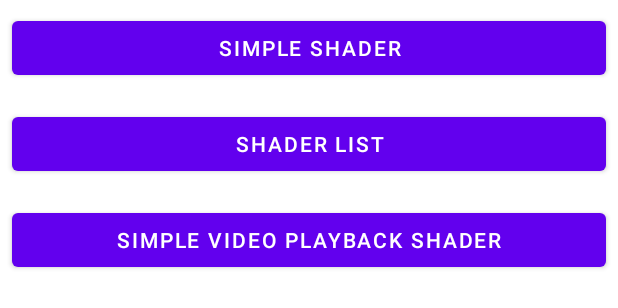
After one commit to appspell/ShaderView, an Android app: the layout activity_menu.xml on its own in the app's theme, with its tools: preview values and no code run, on a phone screen of 412 x 824 dp. The commit adds this screen. Shown: the top 308 px of the screen. Run offline under Robolectric (Android 15) with nearby library versions, the phone set to English and light mode, and no system bars.

Commit message:
Menu activity

```diff
--- a/demo/src/main/java/com/appspell/shaderview/SimpleShaderActivity.kt
+++ b/demo/src/main/java/com/appspell/shaderview/SimpleShaderActivity.kt
@@ -13,7 +13,6 @@ class SimpleShaderActivity : AppCompatActivity() {
         setContentView(binding.root)
 
         binding.shaderView.apply {
-            updateContinuously = true // disable redraw every frame, draw it only if needed
             fragmentShaderRawResId = R.raw.color_frag // fragment shader file
 
             shaderParams = ShaderParams.Builder()
--- a/demo/src/main/java/com/appspell/shaderview/VideoActivity.kt
+++ b/demo/src/main/java/com/appspell/shaderview/VideoActivity.kt
@@ -14,7 +14,6 @@ import com.google.android.exoplayer2.upstream.DefaultDataSourceFactory
 import com.google.android.exoplayer2.upstream.RawResourceDataSource
 import com.google.android.exoplayer2.util.Util
 
-
 class VideoActivity : AppCompatActivity() {
     lateinit var binding: ActivityVideoBinding
 
@@ -24,7 +23,7 @@ class VideoActivity : AppCompatActivity() {
         setContentView(binding.root)
 
         binding.shaderView.apply {
-            updateContinuously = true // update the view each frame
+            updateContinuously = true // update the view each frame (do not forget set it "true")
             fragmentShaderRawResId = R.raw.video_shader // fragment shader for video frame processing
             shaderParams = ShaderParams.Builder()
                 .addTextureOES("uVideoTexture") // video texture input/output
--- /dev/null
+++ b/demo/src/main/res/layout/activity_menu.xml
@@ -0,0 +1,30 @@
+<?xml version="1.0" encoding="utf-8"?>
+<LinearLayout xmlns:android="http://schemas.android.com/apk/res/android"
+    xmlns:app="http://schemas.android.com/apk/res-auto"
+    xmlns:tools="http://schemas.android.com/tools"
+    android:layout_width="match_parent"
+    android:layout_height="match_parent"
+    android:orientation="vertical"
+    tools:context=".MenuActivity">
+
+    <Button
+        android:id="@+id/simpleShader"
+        android:layout_width="match_parent"
+        android:layout_margin="@dimen/marging"
+        android:layout_height="wrap_content"
+        android:text="@string/button_simple_shader"/>
+
+    <Button
+        android:id="@+id/shaderList"
+        android:layout_width="match_parent"
+        android:layout_margin="@dimen/marging"
+        android:layout_height="wrap_content"
+        android:text="@string/button_shader_list"/>
+
+    <Button
+        android:id="@+id/simpleVideo"
+        android:layout_width="match_parent"
+        android:layout_margin="@dimen/marging"
+        android:layout_height="wrap_content"
+        android:text="@string/button_simple_video_playback_shader"/>
+</LinearLayout>
--- a/demo/src/main/res/layout/activity_video.xml
+++ b/demo/src/main/res/layout/activity_video.xml
@@ -10,6 +10,7 @@
         android:id="@+id/shaderView"
         android:layout_width="200dp"
         android:layout_height="200dp"
+        app:layout_constraintBottom_toBottomOf="parent"
         app:layout_constraintEnd_toEndOf="parent"
         app:layout_constraintStart_toStartOf="parent"
         app:layout_constraintTop_toTopOf="parent" />
--- /dev/null
+++ b/demo/src/main/res/values/dimens.xml
@@ -0,0 +1,4 @@
+<?xml version="1.0" encoding="utf-8"?>
+<resources>
+    <dimen name="marging">8dp</dimen>
+</resources>
--- a/demo/src/main/res/values/strings.xml
+++ b/demo/src/main/res/values/strings.xml
@@ -1,3 +1,6 @@
 <resources>
     <string name="app_name">ShaderView</string>
+    <string name="button_shader_list">shader list</string>
+    <string name="button_simple_shader">simple shader</string>
+    <string name="button_simple_video_playback_shader">simple video playback shader</string>
 </resources>
```
Also changed, not shown: demo/src/main/AndroidManifest.xml (+6 -6 lines), demo/src/main/java/com/appspell/shaderview/MenuActivity.kt (added, +20 -0 lines), demo/src/main/java/com/appspell/shaderview/ShaderListActivity.kt (renamed from demo/src/main/java/com/appspell/shaderview/MainActivity.kt, +14 -12 lines), demo/src/main/res/layout/activity_shader_list.xml (renamed from demo/src/main/res/layout/activity_main.xml, +5 -3 lines).
